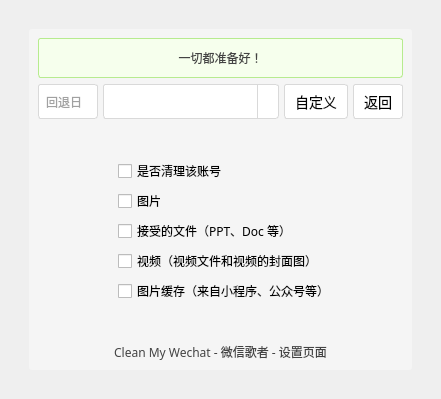
This is ui/config.ui in blackboxo/CleanMyWechat as Qt 5 draws it before an edit. The edited form follows.
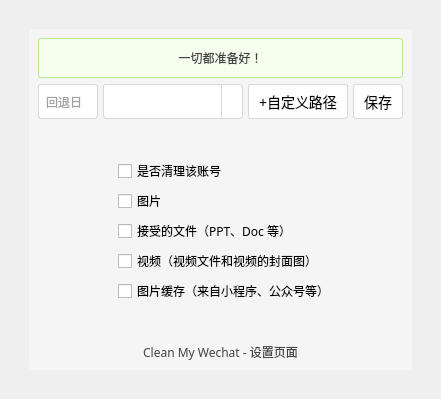
This is the edited form. Icons and pictures are not drawn.

What changed in the file:
```diff
--- a/ui/config.ui
+++ b/ui/config.ui
@@ -222,7 +222,7 @@
 </string>
            </property>
            <property name="text">
-            <string>自定义</string>
+            <string>+自定义路径</string>
            </property>
           </widget>
          </item>
@@ -269,7 +269,7 @@
 </string>
            </property>
            <property name="text">
-            <string>返回</string>
+            <string>保存</string>
            </property>
           </widget>
          </item>
@@ -594,7 +594,7 @@
 }</string>
          </property>
          <property name="text">
-          <string>Clean My Wechat - 微信歌者 - 设置页面</string>
+          <string>Clean My Wechat - 设置页面</string>
          </property>
          <property name="alignment">
           <set>Qt::AlignCenter</set>
```
